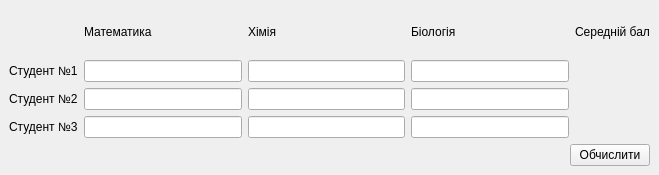
This is Practice Summer 2024/Laba_7/mainwindow.ui in pungentee/college_labs as Qt 5 draws it before an edit. The edited form follows.
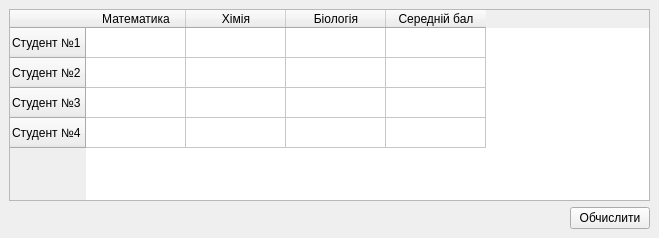
This is the edited form.

What changed in the file:
```diff
--- a/Practice Summer 2024/Laba_7/mainwindow.ui
+++ b/Practice Summer 2024/Laba_7/mainwindow.ui
@@ -7,7 +7,7 @@
     <x>0</x>
     <y>0</y>
     <width>659</width>
-    <height>175</height>
+    <height>238</height>
    </rect>
   </property>
   <property name="windowTitle">
@@ -16,109 +16,69 @@
   <widget class="QWidget" name="centralwidget">
    <layout class="QVBoxLayout" name="verticalLayout">
     <item>
-     <layout class="QGridLayout" name="gridLayout">
-      <item row="2" column="0">
-       <widget class="QLabel" name="label_6">
-        <property name="text">
-         <string>Студент №2</string>
-        </property>
-       </widget>
-      </item>
-      <item row="2" column="1">
-       <widget class="QLineEdit" name="lineEdit_2_1"/>
-      </item>
-      <item row="0" column="2">
-       <widget class="QLabel" name="label_3">
-        <property name="text">
-         <string>Хімія</string>
-        </property>
-       </widget>
-      </item>
-      <item row="1" column="3">
-       <widget class="QLineEdit" name="lineEdit_1_3"/>
-      </item>
-      <item row="2" column="2">
-       <widget class="QLineEdit" name="lineEdit_2_2"/>
-      </item>
-      <item row="0" column="0">
-       <widget class="QLabel" name="label">
-        <property name="text">
-         <string/>
-        </property>
-       </widget>
-      </item>
-      <item row="1" column="2">
-       <widget class="QLineEdit" name="lineEdit_1_2"/>
-      </item>
-      <item row="1" column="0">
-       <widget class="QLabel" name="label_5">
+     <layout class="QHBoxLayout" name="horizontalLayout_2">
+      <item>
+       <widget class="QTableWidget" name="marks">
+        <row>
         <property name="text">
          <string>Студент №1</string>
         </property>
-       </widget>
-      </item>
-      <item row="0" column="3">
-       <widget class="QLabel" name="label_4">
+        </row>
+        <row>
         <property name="text">
-         <string>Біологія</string>
-        </property>
-       </widget>
-      </item>
-      <item row="3" column="0">
-       <widget class="QLabel" name="label_7">
+          <string>Студент №2</string>
+         </property>
+        </row>
+        <row>
         <property name="text">
          <string>Студент №3</string>
         </property>
-       </widget>
-      </item>
-      <item row="3" column="2">
-       <widget class="QLineEdit" name="lineEdit_3_2"/>
-      </item>
-      <item row="3" column="3">
-       <widget class="QLineEdit" name="lineEdit_3_3"/>
-      </item>
-      <item row="0" column="1">
-       <widget class="QLabel" name="label_2">
+        </row>
+        <row>
+         <property name="text">
+          <string>Студент №4</string>
+         </property>
+        </row>
+        <column>
         <property name="text">
          <string>Математика</string>
         </property>
-       </widget>
-      </item>
-      <item row="1" column="1">
-       <widget class="QLineEdit" name="lineEdit_1_1"/>
-      </item>
-      <item row="2" column="3">
-       <widget class="QLineEdit" name="lineEdit_2_3"/>
-      </item>
-      <item row="3" column="1">
-       <widget class="QLineEdit" name="lineEdit_3_1"/>
-      </item>
-      <item row="0" column="4">
-       <widget class="QLabel" name="label_8">
+        </column>
+        <column>
+         <property name="text">
+          <string>Хімія</string>
+         </property>
+        </column>
+        <column>
+         <property name="text">
+          <string>Біологія</string>
+         </property>
+        </column>
+        <column>
         <property name="text">
          <string>Середній бал</string>
         </property>
-       </widget>
-      </item>
-      <item row="1" column="4">
-       <widget class="QLabel" name="mean_1">
-        <property name="text">
-         <string/>
-        </property>
-       </widget>
-      </item>
-      <item row="2" column="4">
-       <widget class="QLabel" name="mean_2">
-        <property name="text">
-         <string/>
-        </property>
-       </widget>
-      </item>
-      <item row="3" column="4">
-       <widget class="QLabel" name="mean_3">
-        <property name="text">
-         <string/>
-        </property>
+        </column>
+        <item row="0" column="3">
+         <property name="flags">
+          <set>ItemIsSelectable|ItemIsDragEnabled|ItemIsDropEnabled|ItemIsUserCheckable|ItemIsEnabled</set>
+         </property>
+        </item>
+        <item row="1" column="3">
+         <property name="flags">
+          <set>ItemIsSelectable|ItemIsDragEnabled|ItemIsDropEnabled|ItemIsUserCheckable|ItemIsEnabled</set>
+         </property>
+        </item>
+        <item row="2" column="3">
+         <property name="flags">
+          <set>ItemIsSelectable|ItemIsDragEnabled|ItemIsDropEnabled|ItemIsUserCheckable|ItemIsEnabled</set>
+         </property>
+        </item>
+        <item row="3" column="3">
+         <property name="flags">
+          <set>ItemIsSelectable|ItemIsDragEnabled|ItemIsDropEnabled|ItemIsUserCheckable|ItemIsEnabled</set>
+         </property>
+        </item>
        </widget>
       </item>
      </layout>
```
Lines whose indentation alone changed are shown as unchanged.
